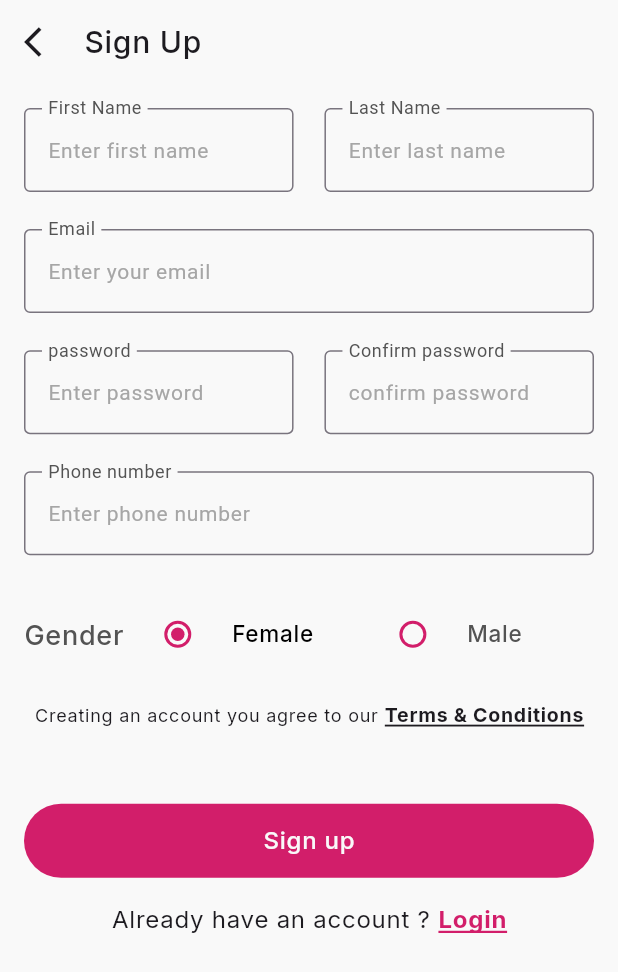
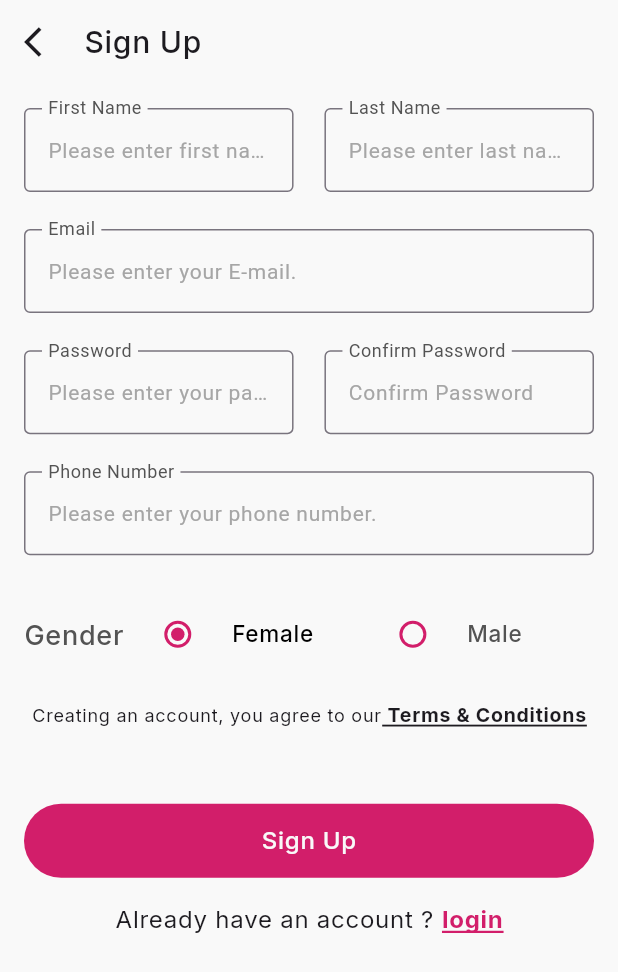
Before and after one commit to Team5-Projects-Advanced-Flutter-Elevate/flower_ecommerce_app_team5, a Flutter app: the screen it shows after launch, on a phone screen of 412 x 824 dp. Shown: the top 972 px of the screen. Run offline on Flutter 3.47's test engine with Material 3 defaults, Android fonts, the phone set to English and light mode, and no system bars; our stand-ins replace bloc, dio, easy_localization, equatable, flutter_bloc, flutter_secure_storage and 5 more; generated files the repository leaves out were written again; statements that could not run were skipped.

Commit message:
feat(register): added localization .

```diff
--- a/lib/modules/authentication/ui/register/view/register_view.dart
+++ b/lib/modules/authentication/ui/register/view/register_view.dart
@@ -1,3 +1,5 @@
+import 'package:easy_localization/easy_localization.dart';
+import 'package:flower_ecommerce_app_team5/core/apis/api_error/api_error_handler.dart';
 import 'package:flower_ecommerce_app_team5/core/bases/base_stateful_widget_state.dart';
 import 'package:flower_ecommerce_app_team5/core/colors/app_colors.dart';
 import 'package:flower_ecommerce_app_team5/core/di/injectable_initializer.dart';
@@ -5,6 +7,7 @@ import 'package:flower_ecommerce_app_team5/core/widgets/error_state_widget.dart'
 import 'package:flower_ecommerce_app_team5/modules/authentication/data/models/register/register_request.dart';
 import 'package:flower_ecommerce_app_team5/modules/authentication/ui/register/view_model/register_cubit.dart';
 import 'package:flower_ecommerce_app_team5/modules/authentication/ui/register/view_model/register_state.dart';
+import 'package:flower_ecommerce_app_team5/shared_layers/localization/generated/locale_keys.g.dart';
 import 'package:flutter/material.dart';
 import 'package:flutter_bloc/flutter_bloc.dart';
 
@@ -82,7 +85,7 @@ class _RegisterViewState extends BaseStatefulWidgetState<RegisterView> {
           ),
         ),
         title: Text(
-          'Sign Up',
+          LocaleKeys.signUp.tr(),
           style: theme.textTheme.labelMedium,
         ),
       ),
@@ -102,7 +105,7 @@ class _RegisterViewState extends BaseStatefulWidgetState<RegisterView> {
                     hideAlertDialog();
                     displayAlertDialog(
                       showOkButton: true,
-                      title: const Text('Registered successfully'),
+                      title: const Text(LocaleKeys.registeredSuccessfully),
                     );
                   case RegisterStatus.error:
                     hideAlertDialog();
@@ -139,9 +142,9 @@ class _RegisterViewState extends BaseStatefulWidgetState<RegisterView> {
                             focusNode: firstNameFocusNode,
                             onFieldSubmitted: (value) =>
                                 lastNameFocusNode.requestFocus(),
-                            decoration: const InputDecoration(
-                              labelText: 'First Name',
-                              hintText: 'Enter first name',
+                            decoration:  InputDecoration(
+                              labelText: LocaleKeys.firstName.tr(),
+                              hintText: LocaleKeys.pleaseEnterFirstName.tr(),
                             ),
                           ),
                         ),
@@ -161,9 +164,9 @@ class _RegisterViewState extends BaseStatefulWidgetState<RegisterView> {
                             focusNode: lastNameFocusNode,
                             onFieldSubmitted: (value) =>
                                 emailFocusNode.requestFocus(),
-                            decoration: const InputDecoration(
-                              labelText: 'Last Name',
-                              hintText: 'Enter last name',
+                            decoration:  InputDecoration(
+                              labelText: LocaleKeys.lastName.tr(),
+                              hintText: LocaleKeys.pleaseEnterLastName.tr(),
                             ),
                           ),
                         ),
@@ -182,9 +185,9 @@ class _RegisterViewState extends BaseStatefulWidgetState<RegisterView> {
                       focusNode: emailFocusNode,
                       onFieldSubmitted: (value) =>
                           passwordFocusNode.requestFocus(),
-                      decoration: const InputDecoration(
-                        labelText: 'Email',
-                        hintText: 'Enter your email',
+                      decoration:  InputDecoration(
+                        labelText: LocaleKeys.email.tr(),
+                        hintText: LocaleKeys.pleaseEnterEmail.tr(),
                       ),
                     ),
                     SizedBox(
@@ -206,9 +209,9 @@ class _RegisterViewState extends BaseStatefulWidgetState<RegisterView> {
                             onFieldSubmitted: (value) =>
                                 confirmPasswordFocusNode.requestFocus(),
                             obscureText: true,
-                            decoration: const InputDecoration(
-                              labelText: 'password',
-                              hintText: 'Enter password',
+                            decoration:  InputDecoration(
+                              labelText: LocaleKeys.password.tr(),
+                              hintText: LocaleKeys.pleaseEnterPassword.tr(),
                             ),
                           ),
                         ),
@@ -230,9 +233,9 @@ class _RegisterViewState extends BaseStatefulWidgetState<RegisterView> {
                             focusNode: confirmPasswordFocusNode,
                             onFieldSubmitted: (value) =>
                                 phoneNumberFocusNode.requestFocus(),
-                            decoration: const InputDecoration(
-                              labelText: 'Confirm password',
-                              hintText: 'confirm password',
+                            decoration:  InputDecoration(
+                              labelText: LocaleKeys.confirmPassword.tr(),
+                              hintText: LocaleKeys.confirmPassword.tr(),
                             ),
                           ),
                         ),
@@ -252,9 +255,9 @@ class _RegisterViewState extends BaseStatefulWidgetState<RegisterView> {
                       focusNode: phoneNumberFocusNode,
                       onFieldSubmitted: (value) =>
                           phoneNumberFocusNode.unfocus(),
-                      decoration: const InputDecoration(
-                        labelText: 'Phone number',
-                        hintText: 'Enter phone number',
+                      decoration:  InputDecoration(
+                        labelText: LocaleKeys.phoneNumber.tr(),
+                        hintText: LocaleKeys.pleaseEnterPhoneNumber.tr(),
                       ),
                     ),
                     SizedBox(
@@ -263,7 +266,7 @@ class _RegisterViewState extends BaseStatefulWidgetState<RegisterView> {
                     Row(
                       children: [
                         Text(
-                          'Gender',
+                          LocaleKeys.gender.tr(),
                           style: theme.textTheme.labelMedium?.copyWith(
                             fontSize: 18,
                             color: AppColors.white[90],
@@ -324,7 +327,7 @@ class _RegisterViewState extends BaseStatefulWidgetState<RegisterView> {
                         text: TextSpan(
                           children: [
                             TextSpan(
-                              text: 'Creating an account you agree to our ',
+                              text: LocaleKeys.agreeToTerms.tr(),
                               style: theme.textTheme.labelSmall!.copyWith(
                                   fontSize: 12, fontWeight: FontWeight.w400),
                             ),
@@ -332,7 +335,7 @@ class _RegisterViewState extends BaseStatefulWidgetState<RegisterView> {
                               alignment: PlaceholderAlignment.baseline,
                               baseline: TextBaseline.alphabetic,
                               child: Text(
-                                'Terms & Conditions',
+                                ' ${LocaleKeys.terms.tr()} & ${LocaleKeys.conditions.tr()}',
                                 style: theme.textTheme.labelSmall!.copyWith(
                                   fontSize: 13,
                                   fontWeight: FontWeight.bold,
@@ -367,7 +370,7 @@ class _RegisterViewState extends BaseStatefulWidgetState<RegisterView> {
                           );
                         },
                         child: Text(
-                          'Sign up',
+                          LocaleKeys.signUp.tr(),
                           style: theme.textTheme.labelSmall
                               ?.copyWith(fontSize: 16, color: AppColors.white),
                         ),
@@ -381,7 +384,7 @@ class _RegisterViewState extends BaseStatefulWidgetState<RegisterView> {
                         text: TextSpan(
                           children: [
                             TextSpan(
-                              text: 'Already have an account ? ',
+                              text: LocaleKeys.alreadyHaveAnAccount.tr(),
                               style: theme.textTheme.labelSmall!.copyWith(
                                   fontSize: 16, fontWeight: FontWeight.w400),
                             ),
@@ -393,7 +396,7 @@ class _RegisterViewState extends BaseStatefulWidgetState<RegisterView> {
                                   /// navigate to login
                                 },
                                 child: Text(
-                                  'Login',
+                                  LocaleKeys.login,
                                   style: theme.textTheme.labelSmall!.copyWith(
                                     fontSize: 16,
                                     color: AppColors.mainColor,
```
Also changed, not shown: lib/shared_layers/localization/l10n_json_files/ar.json (+17 -1 lines), lib/shared_layers/localization/l10n_json_files/en.json (+17 -1 lines), lib/shared_layers/localization/generated/locale_keys.g.dart.
